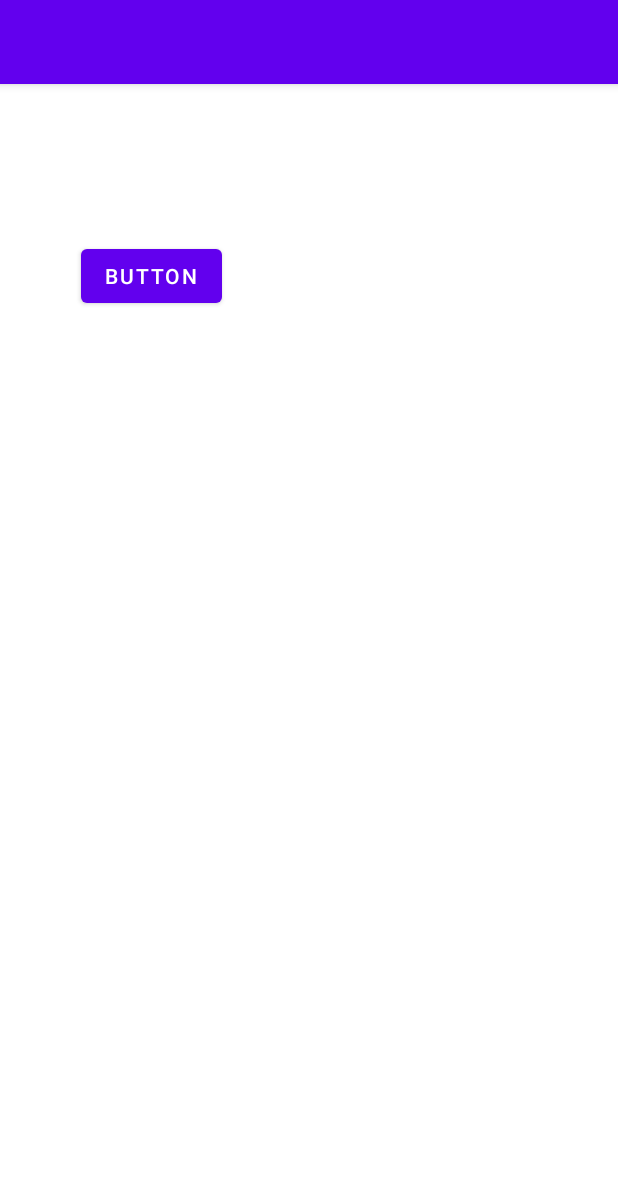
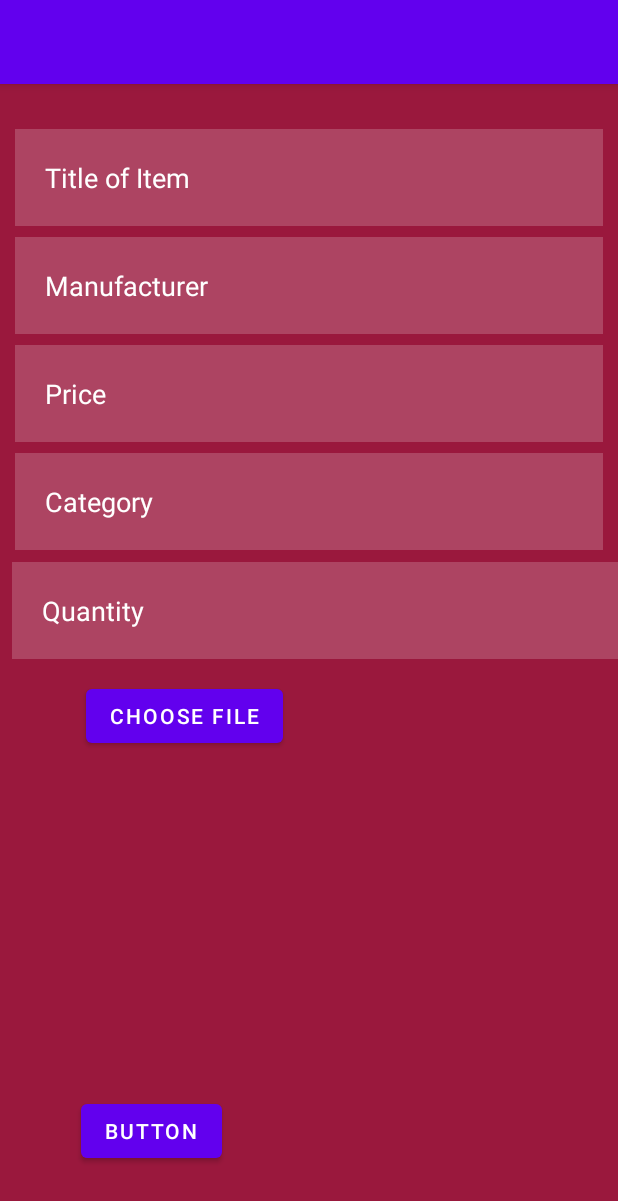
Before and after one commit to devanoj/ShopApp, an Android app: the screen it shows after launch (AddStock), on a phone screen of 412 x 824 dp. Shown: the top 1201 px of the screen. Run offline under Robolectric (Android 15) with nearby library versions, the light colour scheme and no system bars; our stand-ins replace Firebase (no records; nobody signed in at launch, a user with empty details on screens opened directly).

Commit message:
Commit 3- Created Edit Texts, write data and it pushes into firebase

```diff
--- a/app/src/main/java/com/example/shopapp/Entity/Stock.java
+++ b/app/src/main/java/com/example/shopapp/Entity/Stock.java
@@ -6,26 +6,37 @@ public class Stock {
     private String stockId;
     private String title;
     private String manufacturer;
-    private double price;
+    private String price;
     private String category;
     private String imageUrl;
+    private String quantity;
 
     public Stock() {
         this.stockId="";
         this.title="";
         this.manufacturer="";
-        this.price=0;
+        this.price="";
         this.category="";
         this.imageUrl="";
+        this.quantity="";
     }
 
-    public Stock(String stockId, String title, String manufacturer, double price, String category, String imageUrl) {
+    public Stock(String stockId, String title, String manufacturer, String price, String category, String imageUrl, String quantity) {
         this.stockId=stockId;
         this.title = title;
         this.manufacturer = manufacturer;
         this.price = price;
         this.category = category;
         this.imageUrl = imageUrl;
+        this.quantity=quantity;
+    }
+
+    public String getQuantity() {
+        return quantity;
+    }
+
+    public void setQuantity(String quantity) {
+        this.quantity = quantity;
     }
 
     public String getStockId() {
@@ -52,11 +63,11 @@ public class Stock {
         this.manufacturer = manufacturer;
     }
 
-    public double getPrice() {
+    public String getPrice() {
         return price;
     }
 
-    public void setPrice(double price) {
+    public void setPrice(String price) {
         this.price = price;
     }
 
--- a/app/src/main/java/com/example/shopapp/Main/AddStock.java
+++ b/app/src/main/java/com/example/shopapp/Main/AddStock.java
@@ -1,10 +1,12 @@
 package com.example.shopapp.Main;
 
 import android.content.ContentResolver;
+import android.content.Intent;
 import android.net.Uri;
 import android.os.Bundle;
 import android.webkit.MimeTypeMap;
 import android.widget.Button;
+import android.widget.EditText;
 import android.widget.Toast;
 
 import androidx.appcompat.app.AppCompatActivity;
@@ -13,27 +15,55 @@ import com.example.shopapp.DAO.StockDAO;
 import com.example.shopapp.Entity.Stock;
 import com.example.shopapp.R;
 import com.google.firebase.database.DatabaseReference;
+import com.google.firebase.storage.FirebaseStorage;
 import com.google.firebase.storage.StorageReference;
 import com.google.firebase.storage.StorageTask;
 
 public class AddStock extends AppCompatActivity {
-    Button addStock1;
+    public Button addStock1, mButtonChooseImage;
+    public EditText Title, Manufact, Price, Category, Quantity;
+    public String Title1, Manufact1, Category1, Quantity1, Price1;
+    //public int Price1;
 
-    Uri mImageUri = null;
-    StorageTask mUploadTask;
-    StorageReference mStorageRef;
+    public Uri mImageUri = null;
+    public StorageTask mUploadTask;
+    public StorageReference mStorageRef;
 
     @Override
     protected void onCreate(Bundle savedInstanceState) {
         super.onCreate(savedInstanceState);
         setContentView(R.layout.add_stock_layout);
 
-        addStock1 = findViewById(R.id.addStock);
+        mStorageRef = FirebaseStorage.getInstance().getReference("uploads");
+
+
+
+        inputEditText();
         inputStock();
     }
 
+    private void inputEditText() {
+        Title = findViewById(R.id.name);
+        Manufact = findViewById(R.id.Manufacturer);
+        Price = findViewById(R.id.password4);
+        Category = findViewById(R.id.Category);
+        Quantity = findViewById(R.id.Quantity);
+        mButtonChooseImage = findViewById(R.id.button_choose_image);
+        mButtonChooseImage.setOnClickListener(v -> openFileChooser());
+    }
+
     private void inputStock() {
+
+
+
+        addStock1 = findViewById(R.id.addStock);
         addStock1.setOnClickListener(v -> {
+            Title1 = Title.getText().toString();
+            Manufact1 = Manufact.getText().toString();
+            Price1 = Price.getText().toString();
+            Category1 = Category.getText().toString();
+            Quantity1 = Quantity.getText().toString();
+
             if (mImageUri != null) {
 
                 StorageReference fileReference = mStorageRef.child(System.currentTimeMillis() + "." + getFileExtension(mImageUri));
@@ -45,7 +75,7 @@ public class AddStock extends AppCompatActivity {
                             taskSnapshot.getStorage().getDownloadUrl().addOnSuccessListener(uri -> {
                                 String imageUrl = uri.toString();
 
-                                Stock item1 = new Stock(); // Data here
+                                Stock item1 = new Stock(id, Title1, Manufact1, Price1, Category1, imageUrl, Quantity1); // Data here
                                 StockDAO aDAO = new StockDAO(item1);
                                 Toast.makeText(AddStock.this, "Entered Data", Toast.LENGTH_SHORT).show();
                             });
@@ -58,6 +88,23 @@ public class AddStock extends AppCompatActivity {
         });
     }
 
+    private void openFileChooser() {
+        Intent intent = new Intent();
+        intent.setType("image/*");
+        intent.setAction(Intent.ACTION_GET_CONTENT);
+        startActivityForResult(intent, 1);
+    }
+
+    @Override
+    protected void onActivityResult(int requestCode, int resultCode, Intent data) {
+        super.onActivityResult(requestCode, resultCode, data);
+
+        if (requestCode == 1 && resultCode == RESULT_OK
+                && data != null && data.getData() != null) {
+            mImageUri = data.getData();
+        }
+    }
+
     private String getFileExtension(Uri uri) {
         ContentResolver cR = getContentResolver();
         MimeTypeMap mime = MimeTypeMap.getSingleton();
--- a/app/src/main/res/layout/add_stock_layout.xml
+++ b/app/src/main/res/layout/add_stock_layout.xml
@@ -3,15 +3,114 @@
     xmlns:app="http://schemas.android.com/apk/res-auto"
     xmlns:tools="http://schemas.android.com/tools"
     android:layout_width="match_parent"
-    android:layout_height="match_parent">
+    android:layout_height="match_parent"
+    android:background="#9a183d">
 
     <Button
         android:id="@+id/addStock"
         android:layout_width="wrap_content"
         android:layout_height="wrap_content"
         android:layout_marginStart="54dp"
-        android:layout_marginTop="104dp"
+        android:layout_marginTop="674dp"
         android:text="Button"
         app:layout_constraintStart_toStartOf="parent"
         app:layout_constraintTop_toTopOf="parent" />
+
+
+    <EditText
+        android:id="@+id/name"
+        android:layout_width="match_parent"
+        android:layout_height="wrap_content"
+        android:layout_marginStart="10dp"
+        android:layout_marginEnd="10dp"
+        android:layout_marginTop="30dp"
+        android:ems="10"
+        android:hint="Title of Item"
+        android:minHeight="48dp"
+        app:layout_constraintStart_toStartOf="parent"
+        app:layout_constraintTop_toTopOf="parent"
+        android:padding="20dp"
+        android:textColor="@color/white"
+        android:textColorHint="@color/white"
+        android:background="#30ffffff"/>
+
+    <EditText
+        android:id="@+id/Manufacturer"
+        android:layout_width="match_parent"
+        android:layout_height="wrap_content"
+        android:layout_marginStart="10dp"
+        android:layout_marginEnd="10dp"
+        android:layout_marginTop="7dp"
+        android:ems="10"
+        android:hint="Manufacturer"
+        android:minHeight="48dp"
+        app:layout_constraintStart_toStartOf="parent"
+        app:layout_constraintTop_toBottomOf="@+id/name"
+        android:padding="20dp"
+        android:textColor="@color/white"
+        android:textColorHint="@color/white"
+        android:background="#30ffffff"/>
+
+    <EditText
+        android:id="@+id/password4"
+        android:layout_width="match_parent"
+        android:layout_height="wrap_content"
+        android:layout_marginStart="10dp"
+        android:layout_marginEnd="10dp"
+        android:padding="20dp"
+        android:textColor="@color/white"
+        android:textColorHint="@color/white"
+        android:background="#30ffffff"
+        android:layout_marginTop="7dp"
+        android:ems="10"
+        android:hint="Price"
+        android:minHeight="48dp"
+        app:layout_constraintStart_toStartOf="parent"
+        app:layout_constraintTop_toBottomOf="@+id/Manufacturer" />
+
+    <EditText
+        android:id="@+id/Category"
+        android:layout_width="match_parent"
+        android:layout_height="wrap_content"
+        android:layout_marginStart="10dp"
+        android:layout_marginEnd="10dp"
+        android:padding="20dp"
+        android:textColor="@color/white"
+        android:textColorHint="@color/white"
+        android:background="#30ffffff"
+        android:layout_marginTop="7dp"
+        android:ems="10"
+        android:hint="Category"
+        android:minHeight="48dp"
+        app:layout_constraintStart_toStartOf="parent"
+        app:layout_constraintTop_toBottomOf="@+id/password4" />
+
+    <EditText
+        android:id="@+id/Quantity"
+        android:layout_width="match_parent"
+        android:layout_height="wrap_content"
+        android:layout_marginStart="8dp"
+        android:layout_marginTop="80dp"
+        android:background="#30ffffff"
+        android:ems="10"
+        android:hint="Quantity"
+        android:minHeight="48dp"
+        android:padding="20dp"
+        android:textColor="@color/white"
+        android:textColorHint="@color/white"
+        app:layout_constraintStart_toStartOf="parent"
+        app:layout_constraintTop_toBottomOf="@+id/password4" />
+
+    <Button
+        android:id="@+id/button_choose_image"
+        android:layout_width="wrap_content"
+        android:layout_height="wrap_content"
+        android:text="Choose file"
+        app:layout_constraintStart_toStartOf="parent"
+        android:layout_marginStart="57dp"
+        android:layout_marginTop="14dp"
+        app:layout_constraintTop_toBottomOf="@+id/Quantity"/>
+
+
+
 </androidx.constraintlayout.widget.ConstraintLayout>
```
